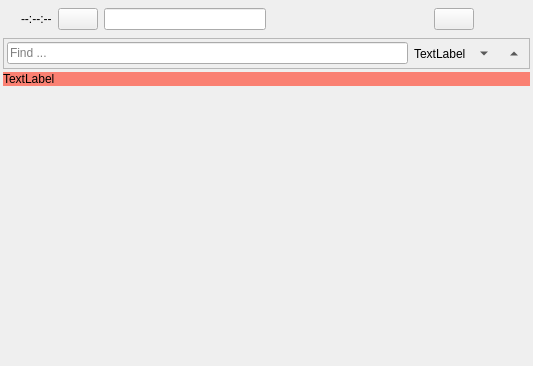
First picture: the form in src/mainwindow.ui, repository Quick-Event/startertool, before the edit.
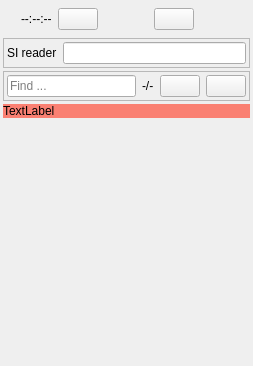
Second picture: the form after the edit. Icons and pictures are not drawn.

The edit to the form file:
```diff
--- a/src/mainwindow.ui
+++ b/src/mainwindow.ui
@@ -6,7 +6,7 @@
    <rect>
     <x>0</x>
     <y>0</y>
-    <width>533</width>
+    <width>253</width>
     <height>366</height>
    </rect>
   </property>
@@ -69,13 +69,6 @@
         </property>
        </widget>
       </item>
-      <item>
-       <widget class="QLineEdit" name="edReadSiId">
-        <property name="readOnly">
-         <bool>true</bool>
-        </property>
-       </widget>
-      </item>
       <item>
        <spacer name="horizontalSpacer">
         <property name="orientation">
@@ -146,6 +139,44 @@
       </item>
      </layout>
     </item>
+    <item>
+     <widget class="QFrame" name="frmSiReader">
+      <property name="frameShape">
+       <enum>QFrame::StyledPanel</enum>
+      </property>
+      <property name="frameShadow">
+       <enum>QFrame::Raised</enum>
+      </property>
+      <layout class="QHBoxLayout" name="horizontalLayout_4">
+       <property name="leftMargin">
+        <number>3</number>
+       </property>
+       <property name="topMargin">
+        <number>3</number>
+       </property>
+       <property name="rightMargin">
+        <number>3</number>
+       </property>
+       <property name="bottomMargin">
+        <number>3</number>
+       </property>
+       <item>
+        <widget class="QLabel" name="lblFind_2">
+         <property name="text">
+          <string>SI reader</string>
+         </property>
+        </widget>
+       </item>
+       <item>
+        <widget class="QLineEdit" name="edReadSiId">
+         <property name="readOnly">
+          <bool>true</bool>
+         </property>
+        </widget>
+       </item>
+      </layout>
+     </widget>
+    </item>
     <item>
      <widget class="QFrame" name="frmFind">
       <property name="frameShape">
@@ -180,33 +211,29 @@
        <item>
         <widget class="QLabel" name="lblFind">
          <property name="text">
-          <string>TextLabel</string>
+          <string>-/-</string>
          </property>
         </widget>
        </item>
        <item>
-        <widget class="QToolButton" name="btFindNext">
+        <widget class="QPushButton" name="btFindNext">
          <property name="text">
-          <string>PushButton</string>
+          <string/>
          </property>
-         <property name="autoRaise">
-          <bool>true</bool>
+         <property name="icon">
+          <iconset resource="../startertool.qrc">
+           <normaloff>:/images/next.svg</normaloff>:/images/next.svg</iconset>
          </property>
-         <property name="arrowType">
-          <enum>Qt::DownArrow</enum>
-         </property>
         </widget>
        </item>
        <item>
-        <widget class="QToolButton" name="btFindPrev">
+        <widget class="QPushButton" name="btFindPrev">
          <property name="text">
-          <string>PushButton</string>
+          <string/>
          </property>
-         <property name="autoRaise">
-          <bool>true</bool>
-         </property>
-         <property name="arrowType">
-          <enum>Qt::UpArrow</enum>
+         <property name="icon">
+          <iconset resource="../startertool.qrc">
+           <normaloff>:/images/prev.svg</normaloff>:/images/prev.svg</iconset>
          </property>
         </widget>
        </item>
```
